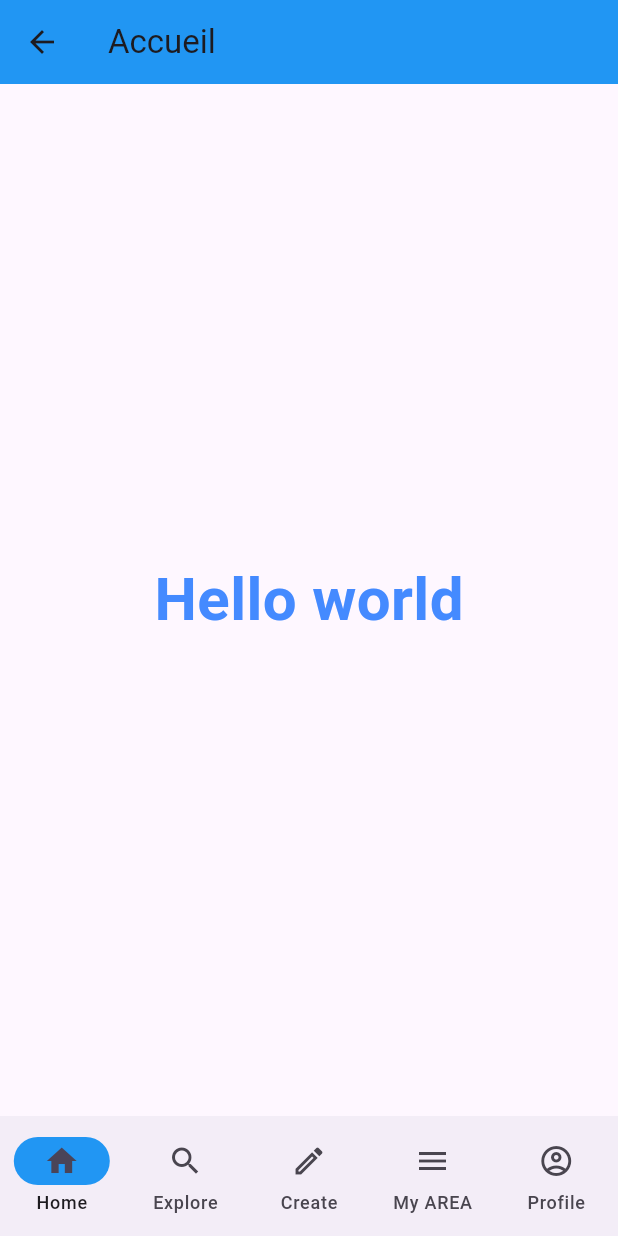
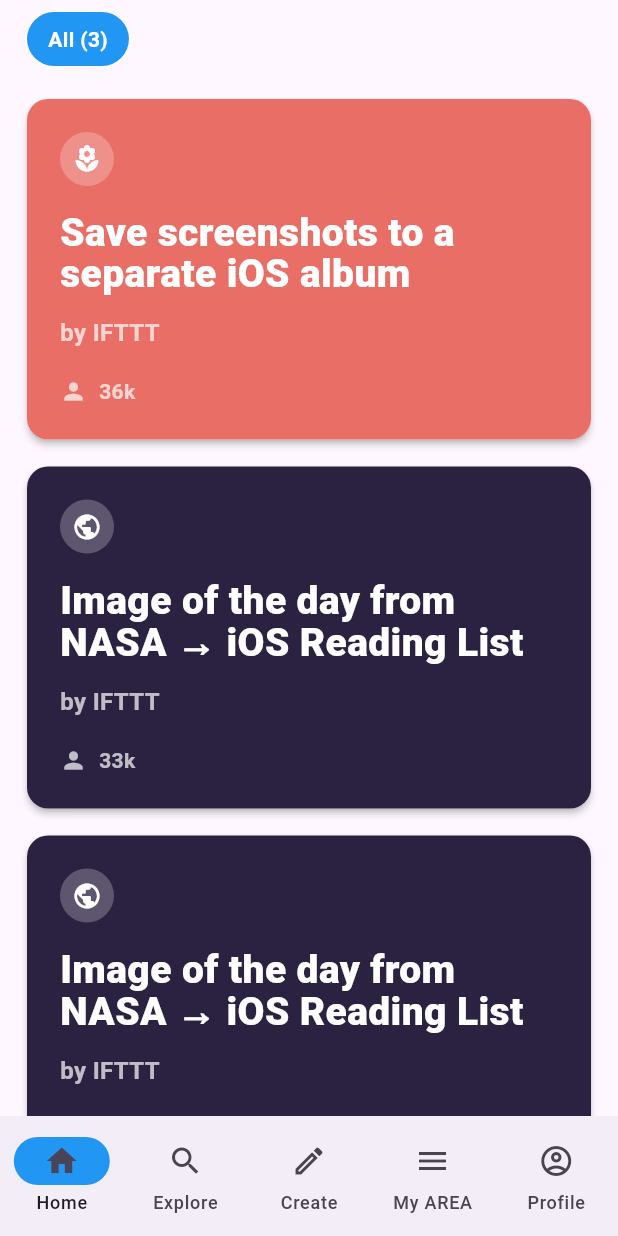
Before and after one commit to Area-dreamteam/Area, a Flutter app: the HomePage screen opened directly, on a phone screen of 412 x 824 dp. Run offline on Flutter 3.47's test engine with Material 3 defaults, Android fonts, the phone set to English and light mode, and no system bars.

Commit message:
feat(mobile): Homepage with test map to display

```diff
--- a/mobile/lib/pages/home_page.dart
+++ b/mobile/lib/pages/home_page.dart
@@ -1,27 +1,97 @@
 import 'package:flutter/material.dart';
-import '../widgets/navbar.dart';
+import 'package:mobile/widgets/navbar.dart';
+import 'package:mobile/widgets/card.dart';
 
-class HomePage extends StatelessWidget {
+class TabWithCount extends StatelessWidget {
+  final int count;
+
+  const TabWithCount({super.key, required this.count});
+
+  @override
+  Widget build(BuildContext context) {
+    return Container(
+      padding: const EdgeInsets.symmetric(horizontal: 14, vertical: 8),
+      decoration: BoxDecoration(
+        color: Colors.blue,
+        borderRadius: BorderRadius.circular(20),
+      ),
+      child: Text(
+        "All ($count)",
+        style: const TextStyle(
+          color: Colors.white,
+          fontWeight: FontWeight.w600,
+        ),
+      ),
+    );
+  }
+}
+
+class HomePage extends StatefulWidget {
   const HomePage({super.key});
+
+  @override
+  State<HomePage> createState() => _HomePageState();
+}
+
+class _HomePageState extends State<HomePage> {
+  final double horizontalPadding = 18;
+
+  final List<Map<String, dynamic>> items = [
+    {
+      'color': const Color(0xFFE86E66),
+      'icon': Icons.local_florist,
+      'title': "Save screenshots to a\nseparate iOS album",
+      'byText': "by IFTTT",
+      'usersText': "36k",
+    },
+    {
+      'color': const Color(0xFF2B2140),
+      'icon': Icons.public,
+      'title': "Image of the day from\nNASA → iOS Reading List",
+      'byText': "by IFTTT",
+      'usersText': "33k",
+    },
+    {
+      'color': const Color(0xFF2B2140),
+      'icon': Icons.public,
+      'title': "Image of the day from\nNASA → iOS Reading List",
+      'byText': "by IFTTT",
+      'usersText': "33k",
+    },
+  ];
 
   @override
   Widget build(BuildContext context) {
     return Scaffold(
-      appBar: AppBar(
-        title: const Text('Accueil'),
-        backgroundColor: Colors.blue,
-      ),
-      body: const Center(
-        child: Text(
-          'Hello world',
-          style: TextStyle(
-            fontSize: 40,
-            fontWeight: FontWeight.bold,
-            color: Colors.blueAccent,
+      body: SafeArea(
+        child: SingleChildScrollView(
+          padding: const EdgeInsets.only(bottom: 120),
+          child: Padding(
+            padding: EdgeInsets.symmetric(horizontal: horizontalPadding),
+            child: Column(
+              crossAxisAlignment: CrossAxisAlignment.start,
+              children: [
+                const SizedBox(height: 8),
+                TabWithCount(count: items.length),
+                const SizedBox(height: 22),
+
+                for (final item in items) ...[
+                  BigCard(
+                    color: item['color'] as Color,
+                    icon: item['icon'] as IconData,
+                    title: item['title'] as String,
+                    byText: item['byText'] as String,
+                    usersText: item['usersText'] as String,
+                  ),
+                  const SizedBox(height: 18),
+                ],
+                const SizedBox(height: 220),
+              ],
+            ),
           ),
         ),
       ),
-      bottomNavigationBar: const MyBottomNavigationBar(),
+      bottomNavigationBar: const MyBottomNavigationBar(selectedIndex: 0),
     );
   }
 }
--- a/mobile/lib/widgets/navbar.dart
+++ b/mobile/lib/widgets/navbar.dart
@@ -2,7 +2,7 @@
 import 'package:mobile/pages/home_page.dart';
 import 'package:mobile/pages/explore_page.dart';
 import 'package:mobile/pages/create_page.dart';
-import 'package:mobile/pages/my_area_page.dart';
+import 'package:mobile/pages/history.dart';
 import 'package:mobile/pages/profile_page.dart';
 
 class MyBottomNavigationBar extends StatelessWidget {
--- /dev/null
+++ b/mobile/lib/widgets/tab_count.dart
@@ -0,0 +1,28 @@
+import 'package:flutter/material.dart';
+
+class TabWithCount extends StatelessWidget {
+  final int count;
+
+  const TabWithCount({
+    super.key,
+    required this.count,
+  });
+
+  @override
+  Widget build(BuildContext context) {
+    return Container(
+      padding: const EdgeInsets.symmetric(horizontal: 14, vertical: 8),
+      decoration: BoxDecoration(
+        color: Colors.blue, // fond surligné
+        borderRadius: BorderRadius.circular(20),
+      ),
+      child: Text(
+        "All ($count)",
+        style: const TextStyle(
+          color: Colors.white,
+          fontWeight: FontWeight.w600,
+        ),
+      ),
+    );
+  }
+}
```
Also changed, not shown: mobile/lib/widgets/search_bar.dart (added, +33 -0 lines), mobile/lib/widgets/tab_bar.dart (added, +36 -0 lines).
